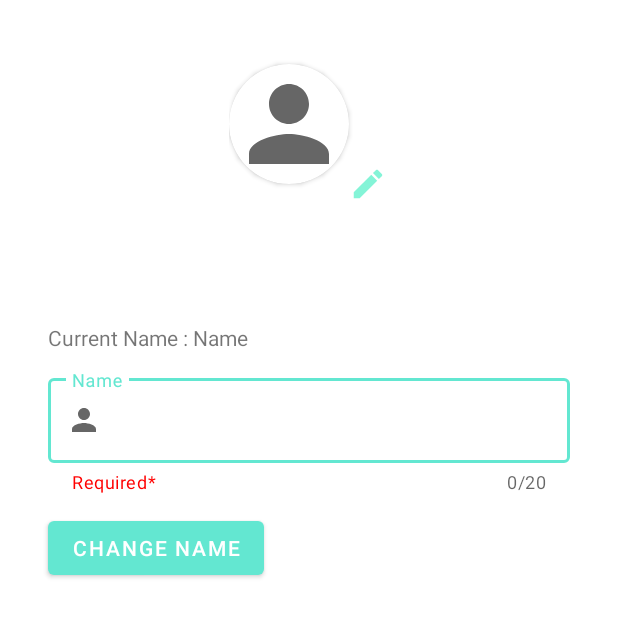
After one commit to Speedwagon-Org/TutorMe, an Android app: the layout fragment_update_profile.xml on its own in the app's theme, with its tools: preview values and no code run, on a phone screen of 412 x 824 dp. The commit adds this screen. Shown: the top 617 px of the screen. Run offline under Robolectric (Android 15) with nearby library versions, the phone set to English and light mode, and no system bars.

Commit message:
Change Pfp

```diff
--- a/app/build.gradle
+++ b/app/build.gradle
@@ -57,6 +57,7 @@ dependencies {
     implementation 'androidx.lifecycle:lifecycle-viewmodel-ktx:2.4.1'
     implementation 'androidx.recyclerview:recyclerview:1.2.1'
     implementation'org.jetbrains.anko:anko-common:0.10.8'
+    implementation 'com.google.firebase:firebase-storage-ktx:20.0.1'
 
     //espresso
     testImplementation'junit:junit:4.13.2'
--- a/app/src/main/java/com/speedwagon/tutorme/LoginRegister/Login.kt
+++ b/app/src/main/java/com/speedwagon/tutorme/LoginRegister/Login.kt
@@ -37,9 +37,9 @@ class Login : Fragment() {
             activity?.finish()
         }
 
+        // mengembalikan email yang telah login (sharedpreference)
         v.findViewById<Switch>(R.id.remember).setOnCheckedChangeListener { buttonView, isChecked ->
             if (isChecked) {
-                // mengembalikan email yang telah login (sharedpreference)
                 view?.findViewById<EditText>(R.id.inputEmail)?.setText(sharePrefHelper.email)
             }
             else{
--- a/app/src/main/java/com/speedwagon/tutorme/LoginRegister/rememberEmail.kt
+++ b/app/src/main/java/com/speedwagon/tutorme/LoginRegister/rememberEmail.kt
@@ -11,7 +11,7 @@ class rememberEmail(context: Context, name: String){
     }
     inline fun SharedPreferences.editMe(operation: (SharedPreferences.Editor) -> Unit) {
         val editMe = edit()
-        operation(editMe) //editMe.apply()
+        operation(editMe)
         editMe.commit()
     }
     var email : String
--- /dev/null
+++ b/app/src/main/res/drawable/ic_baseline_edit_24.xml
@@ -0,0 +1,5 @@
+<vector android:height="24dp" android:tint="@color/spray"
+    android:viewportHeight="24" android:viewportWidth="24"
+    android:width="24dp" xmlns:android="http://schemas.android.com/apk/res/android">
+    <path android:fillColor="@android:color/white" android:pathData="M3,17.25V21h3.75L17.81,9.94l-3.75,-3.75L3,17.25zM20.71,7.04c0.39,-0.39 0.39,-1.02 0,-1.41l-2.34,-2.34c-0.39,-0.39 -1.02,-0.39 -1.41,0l-1.83,1.83 3.75,3.75 1.83,-1.83z"/>
+</vector>
--- /dev/null
+++ b/app/src/main/res/layout/fragment_update_profile.xml
@@ -0,0 +1,110 @@
+<?xml version="1.0" encoding="utf-8"?>
+<FrameLayout xmlns:android="http://schemas.android.com/apk/res/android"
+    xmlns:tools="http://schemas.android.com/tools"
+    android:layout_width="match_parent"
+    android:layout_height="match_parent"
+    xmlns:app="http://schemas.android.com/apk/res-auto"
+    tools:context=".Profile.UpdateProfile">
+
+    <LinearLayout
+        android:layout_width="match_parent"
+        android:layout_height="match_parent"
+        android:orientation="vertical">
+
+        <LinearLayout
+            android:layout_width="wrap_content"
+            android:layout_height="wrap_content"
+            android:layout_gravity="center"
+            android:orientation="vertical">
+            <LinearLayout
+                android:layout_width="wrap_content"
+                android:layout_height="wrap_content"
+                android:layout_gravity="center"
+                android:orientation="horizontal">
+                <androidx.cardview.widget.CardView
+                    android:layout_width="80dp"
+                    android:layout_height="80dp"
+                    android:layout_gravity="center"
+                    android:layout_marginTop="35dp"
+                    android:layout_marginBottom="20dp"
+                    app:cardCornerRadius="50dp">
+
+                    <ImageView
+                        android:id="@+id/pfp"
+                        android:layout_width="fill_parent"
+                        android:layout_height="match_parent"
+                        android:scaleType="fitXY"
+                        android:background="@drawable/ic_baseline_person_24" />
+                </androidx.cardview.widget.CardView>
+                <ImageView
+                    android:id="@+id/editpfp"
+                    android:layout_width="25dp"
+                    android:layout_height="25dp"
+                    android:layout_marginTop="110dp"
+                    android:background="@drawable/ic_baseline_edit_24"/>
+            </LinearLayout>
+
+            <Button
+                android:id="@+id/savepfp"
+                android:layout_width="139dp"
+                android:layout_height="wrap_content"
+                android:text="Save Picture"
+                android:textSize="10dp"
+                android:visibility="invisible"/>
+        </LinearLayout>
+
+
+        <LinearLayout
+            android:layout_width="wrap_content"
+            android:layout_height="wrap_content"
+            android:orientation="horizontal">
+            <TextView
+                android:layout_width="wrap_content"
+                android:layout_height="wrap_content"
+                android:text="Current Name : "
+                android:layout_marginStart="32dp"
+                android:layout_marginTop="32dp"/>
+            <TextView
+                android:id="@+id/currentname"
+                android:layout_width="wrap_content"
+                android:layout_height="wrap_content"
+                android:text="Name"
+                android:layout_marginEnd="32dp"
+                android:layout_marginTop="32dp"/>
+        </LinearLayout>
+        <com.google.android.material.textfield.TextInputLayout
+            style="@style/Widget.MaterialComponents.TextInputLayout.OutlinedBox"
+            android:id="@+id/UsernameUpdateLayout"
+            android:layout_width="match_parent"
+            android:layout_height="wrap_content"
+            android:hint="Name"
+            app:startIconDrawable="@drawable/ic_baseline_person_24"
+            app:helperText="Required*"
+            app:helperTextTextColor="#FF0000"
+            app:counterEnabled="true"
+            app:counterMaxLength="20"
+            android:layout_marginStart="32dp"
+            android:layout_marginEnd="32dp"
+            android:layout_marginTop="12dp">
+
+            <com.google.android.material.textfield.TextInputEditText
+                android:id="@+id/UsernameUpdateEditText"
+                android:layout_width="match_parent"
+                android:layout_height="wrap_content"
+                android:maxLength="20"
+                />
+        </com.google.android.material.textfield.TextInputLayout>
+
+        <Button
+            android:id="@+id/ConfirmUpdate"
+            android:layout_width="wrap_content"
+            android:layout_height="wrap_content"
+            android:layout_marginStart="32dp"
+            android:layout_marginEnd="32dp"
+            android:layout_marginTop="12dp"
+            android:text="Change Name"
+            tools:ignore="InvalidId" />
+
+    </LinearLayout>
+
+</FrameLayout>
```
Also changed, not shown: app/src/main/java/com/speedwagon/tutorme/Profile/UpdateProfile.kt (added, +163 -0 lines), app/src/main/java/com/speedwagon/tutorme/Profile/profile_nav.kt (+49 -0 lines), app/src/main/res/layout/fragment_profile_nav.xml (+13 -4 lines), app/src/main/res/drawable-v24/ani.jpg (deleted), app/src/main/res/drawable-v24/me.jpg (deleted), app/src/main/res/drawable-v24/poni.png (deleted).
